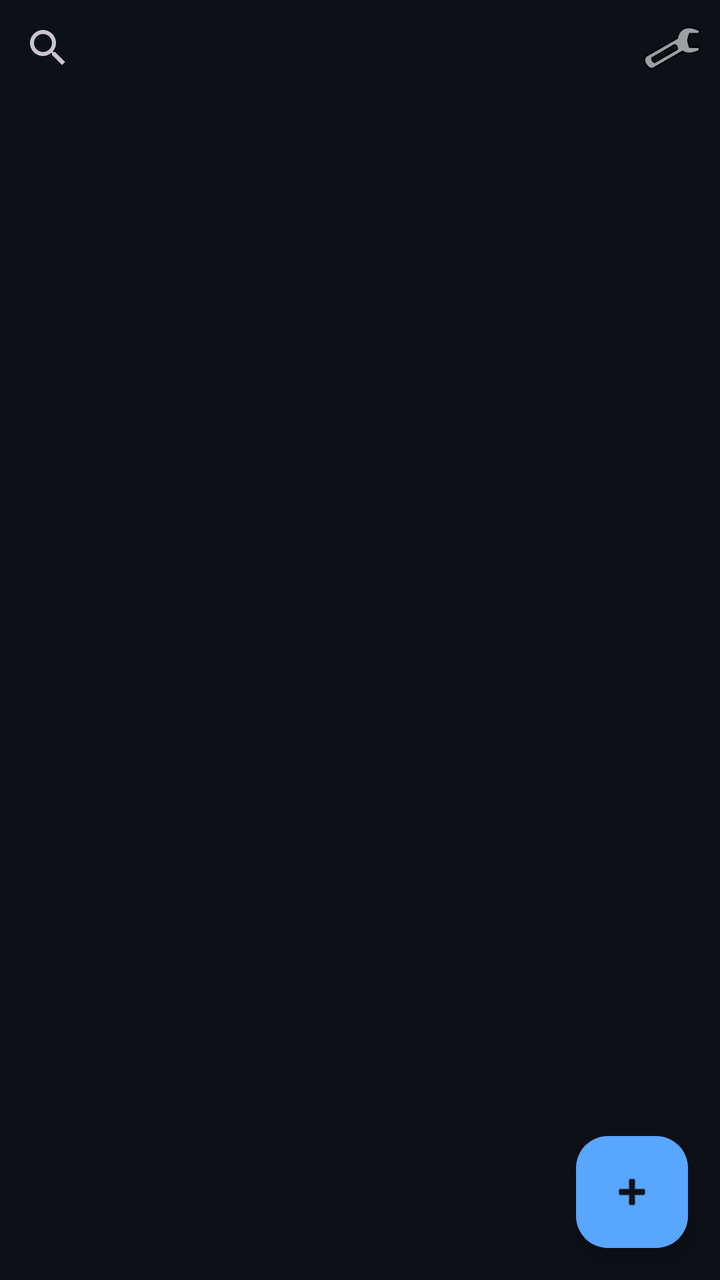
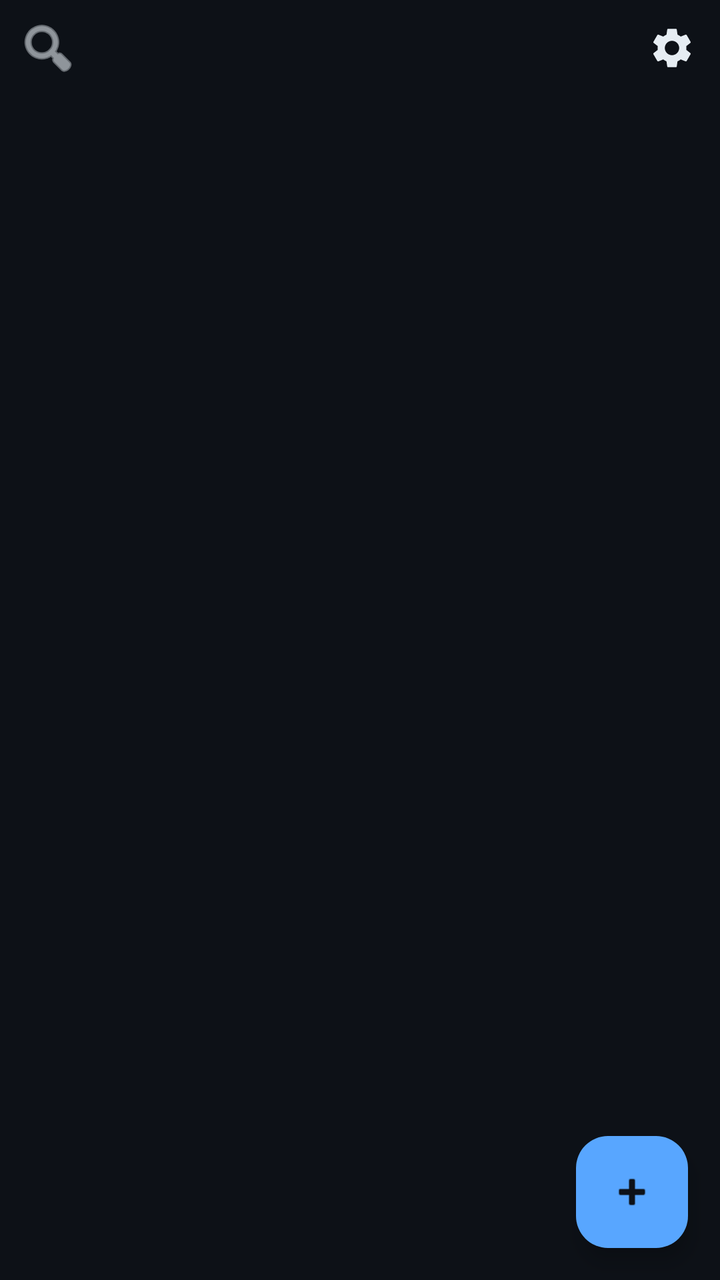

Before-and-after screenshots of an Android layout around one commit, followed by the original layout XML and the change that was made.
<!-- AndroidManifest.xml: application theme Theme.Notez.GithubDark -->
<!-- res/layout/activity_main.xml -->
<?xml version="1.0" encoding="utf-8"?>
<LinearLayout xmlns:android="http://schemas.android.com/apk/res/android"
    android:layout_width="match_parent"
    android:layout_height="match_parent"
    android:orientation="vertical">

    <LinearLayout
        android:layout_width="match_parent"
        android:layout_height="wrap_content"
        android:orientation="horizontal">

        <SearchView
            android:id="@+id/search"
            android:layout_width="0dp"
            android:layout_height="wrap_content"
            android:layout_weight="1"
            android:queryHint="Cari catatan..." />

        <ImageButton
            android:id="@+id/settings"
            android:layout_width="48dp"
            android:layout_height="48dp"
            android:layout_gravity="center_vertical"
            android:background="?attr/selectableItemBackgroundBorderless"
            android:contentDescription="Tema"
            android:src="@android:drawable/ic_menu_preferences" />
    </LinearLayout>

    <androidx.recyclerview.widget.RecyclerView
        android:id="@+id/list"
        android:layout_width="match_parent"
        android:layout_height="0dp"
        android:layout_weight="1"
        android:clipToPadding="false"
        android:padding="8dp" />

    <TextView
        android:id="@+id/empty"
        android:layout_width="match_parent"
        android:layout_height="0dp"
        android:layout_weight="1"
        android:gravity="center"
        android:text="Belum ada catatan.\nKetuk + untuk mulai."
        android:textSize="15sp"
        android:visibility="gone" />

    <com.google.android.material.floatingactionbutton.FloatingActionButton
        android:id="@+id/fab"
        android:layout_width="wrap_content"
        android:layout_height="wrap_content"
        android:layout_gravity="end"
        android:layout_margin="16dp"
        android:contentDescription="Catatan baru"
        android:filterTouchesWhenObscured="true"
        android:src="@android:drawable/ic_input_add" />
</LinearLayout>
<!-- resources referenced by this layout -->
<resources>
  <style name="Theme.Notez.GithubDark" parent="Theme.Material3.Dark.NoActionBar">
          <item name="colorPrimary">@color/github_accent</item>
          <item name="colorOnPrimary">@color/github_on_accent</item>
          <item name="colorPrimaryContainer">@color/github_accent</item>
          <item name="colorOnPrimaryContainer">@color/github_on_accent</item>
          <item name="android:windowBackground">@color/github_bg</item>
          <item name="colorSurface">@color/github_surface</item>
          <item name="colorOnSurface">@color/github_text</item>
          <item name="colorSurfaceVariant">@color/github_surface</item>
          <item name="colorOnSurfaceVariant">@color/github_secondary</item>
          <item name="colorError">@color/github_danger</item>
      </style>
  <color name="github_accent">#58A6FF</color>
  <color name="github_on_accent">#0D1117</color>
  <color name="github_bg">#0D1117</color>
  <color name="github_surface">#161B22</color>
  <color name="github_text">#E6EDF3</color>
  <color name="github_secondary">#8B949E</color>
  <color name="github_danger">#F85149</color>
</resources>

<!-- the commit's change to res/layout/activity_main.xml (unified diff, before → after) -->
@@ -9,12 +9,30 @@
         android:layout_height="wrap_content"
         android:orientation="horizontal">
 
-        <SearchView
-            android:id="@+id/search"
+        <ImageButton
+            android:id="@+id/search_toggle"
+            android:layout_width="48dp"
+            android:layout_height="48dp"
+            android:layout_gravity="center_vertical"
+            android:background="?attr/selectableItemBackgroundBorderless"
+            android:contentDescription="@string/cd_open_search"
+            android:tint="?attr/colorOnSurface"
+            android:src="@android:drawable/ic_menu_search" />
+
+        <EditText
+            android:id="@+id/search_input"
             android:layout_width="0dp"
             android:layout_height="wrap_content"
             android:layout_weight="1"
-            android:queryHint="Cari catatan..." />
+            android:layout_gravity="center_vertical"
+            android:visibility="invisible"
+            android:hint="Cari catatan..."
+            android:textColor="?attr/colorOnSurface"
+            android:textColorHint="?attr/colorOnSurfaceVariant"
+            android:inputType="text|textNoSuggestions"
+            android:imeOptions="actionSearch"
+            android:maxLines="1"
+            android:background="@null" />
 
         <ImageButton
             android:id="@+id/settings"
@@ -23,7 +41,8 @@
             android:layout_gravity="center_vertical"
             android:background="?attr/selectableItemBackgroundBorderless"
             android:contentDescription="Tema"
-            android:src="@android:drawable/ic_menu_preferences" />
+            android:tint="?attr/colorOnSurface"
+            android:src="@drawable/ic_settings_gear" />
     </LinearLayout>
 
     <androidx.recyclerview.widget.RecyclerView
<!-- resource entries referenced after the edit -->
@@ -1,5 +1,17 @@
 <!-- resources referenced by this layout -->
 <resources>
+  <!-- drawable ic_settings_gear (drawable) -->
+  <?xml version="1.0" encoding="utf-8"?>
+  <vector xmlns:android="http://schemas.android.com/apk/res/android"
+      android:width="24dp"
+      android:height="24dp"
+      android:viewportWidth="24"
+      android:viewportHeight="24">
+      <path
+          android:fillColor="#FFFFFFFF"
+          android:pathData="M19.14,12.94c0.04,-0.3 0.06,-0.61 0.06,-0.94c0,-0.32 -0.02,-0.64 -0.07,-0.94l2.03,-1.58c0.18,-0.14 0.23,-0.41 0.12,-0.61l-1.92,-3.32c-0.12,-0.22 -0.37,-0.29 -0.59,-0.22l-2.39,0.96c-0.5,-0.38 -1.03,-0.7 -1.62,-0.94L14.4,2.81c-0.04,-0.24 -0.24,-0.41 -0.48,-0.41h-3.84c-0.24,0 -0.43,0.17 -0.47,0.41L9.25,5.35C8.66,5.59 8.12,5.92 7.63,6.29L5.24,5.33c-0.22,-0.08 -0.47,0 -0.59,0.22L2.74,8.87c-0.12,0.21 -0.08,0.47 0.12,0.61l2.03,1.58C4.84,11.36 4.8,11.69 4.8,12s0.02,0.64 0.07,0.94l-2.03,1.58c-0.18,0.14 -0.23,0.41 -0.12,0.61l1.92,3.32c0.12,0.22 0.37,0.29 0.59,0.22l2.39,-0.96c0.5,0.38 1.03,0.7 1.62,0.94l0.36,2.54c0.05,0.24 0.24,0.41 0.48,0.41h3.84c0.24,0 0.44,-0.17 0.47,-0.41l0.36,-2.54c0.59,-0.24 1.13,-0.56 1.62,-0.94l2.39,0.96c0.22,0.08 0.47,0 0.59,-0.22l1.92,-3.32c0.12,-0.22 0.07,-0.47 -0.12,-0.61L19.14,12.94zM12,15.6c-1.98,0 -3.6,-1.62 -3.6,-3.6s1.62,-3.6 3.6,-3.6s3.6,1.62 3.6,3.6S13.98,15.6 12,15.6z" />
+  </vector>
+  <string name="cd_open_search">Cari catatan</string>
   <style name="Theme.Notez.GithubDark" parent="Theme.Material3.Dark.NoActionBar">
           <item name="colorPrimary">@color/github_accent</item>
           <item name="colorOnPrimary">@color/github_on_accent</item>
